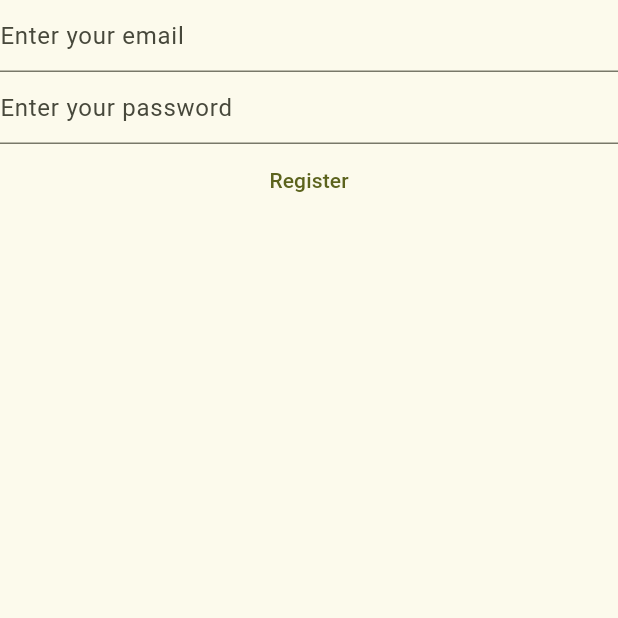
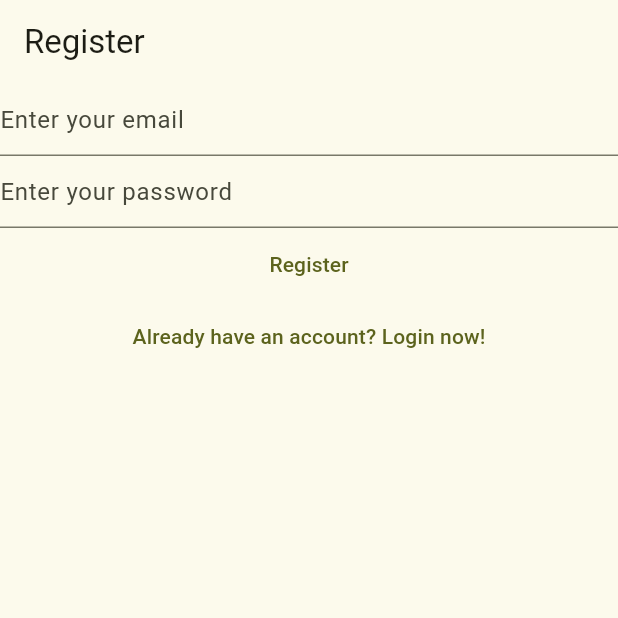
Before and after one commit to WIHVI/note-sphere, a Flutter app: the RegisterView screen opened directly, on a phone screen of 412 x 824 dp, the top half of it. Run offline on Flutter 3.47's test engine with Material 2 defaults, Android fonts, the phone set to English and light mode, and no system bars; our stand-ins replace firebase_auth, firebase_core; accounts and stored records are empty.

Commit message:
app routes, link between login and register views

```diff
--- a/lib/views/login_view.dart
+++ b/lib/views/login_view.dart
@@ -28,7 +28,11 @@ class _LoginViewState extends State<LoginView> {
 
   @override
   Widget build(BuildContext context) {
-    return Column(
+    return Scaffold(
+      appBar: AppBar(
+        title: const Text('Login'),
+      ),
+      body: Column(
         children: [
           TextField(
             controller: _email,
@@ -70,8 +74,20 @@ class _LoginViewState extends State<LoginView> {
               }
             },
             child: const Text('Login'),
+          ),
+          TextButton(
+            onPressed: () {
+              // Navigator.pushNamed(context, '/register/');
+              Navigator.of(context).pushNamedAndRemoveUntil(
+                '/register/',
+                (route) => false,
+              );
+              // Navigator.pushReplacementNamed(context, '/register/');
+            },
+            child: const Text('Don\'t Have an account yet?  Register now!'),
           )
         ],
+      ),
     );
   }
 }
--- a/lib/views/register_view.dart
+++ b/lib/views/register_view.dart
@@ -28,7 +28,11 @@ class _RegisterViewState extends State<RegisterView> {
 
   @override
   Widget build(BuildContext context) {
-    return Column(
+    return Scaffold(
+      appBar: AppBar(
+        title: const Text('Register'),
+      ),
+      body: Column(
         children: [
           TextField(
             controller: _email,
@@ -71,8 +75,18 @@ class _RegisterViewState extends State<RegisterView> {
               }
             },
             child: const Text('Register'),
+          ),
+          TextButton(
+            onPressed: () {
+              Navigator.of(context).pushNamedAndRemoveUntil(
+                '/login/',
+                (route) => false,
+              );
+            },
+            child: const Text('Already have an account? Login now!'),
           )
         ],
+      ),
     );
   }
 }
```
Also changed, not shown: lib/main.dart (+13 -34 lines), lib/views/verify_email_view.dart (added, +32 -0 lines). Lines whose indentation alone changed are shown as unchanged.
